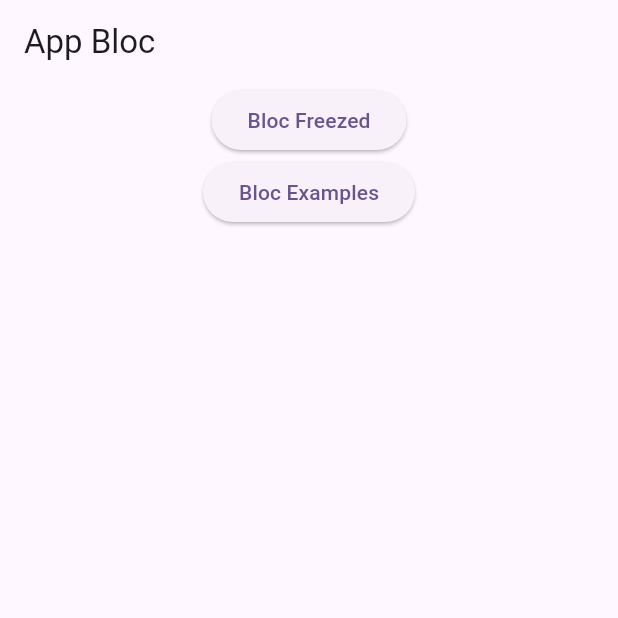
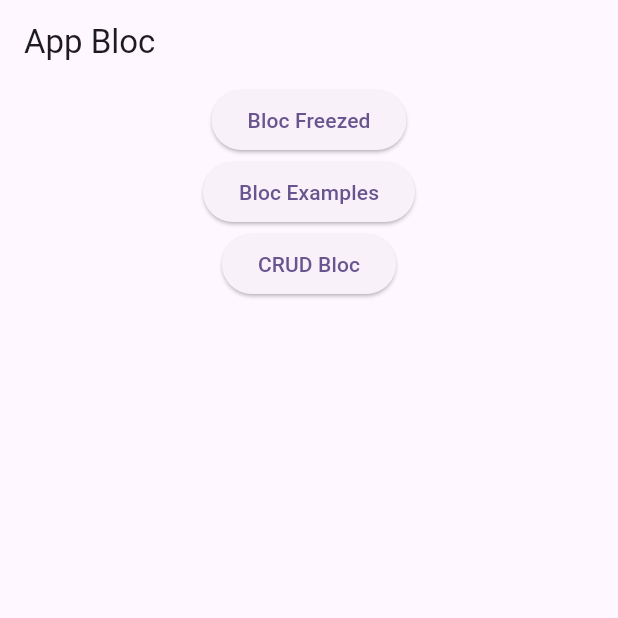
Before and after one commit to MarceloFigueira/bloc_examples, a Flutter app: the screen it shows after launch, on a phone screen of 412 x 824 dp, the top half of it. Run offline on Flutter 3.47's test engine with Material 2 defaults, Android fonts, the phone set to English and light mode, and no system bars; our stand-ins replace bloc, flutter_bloc, freezed_annotation.

```diff
--- a/lib/main.dart
+++ b/lib/main.dart
@@ -2,6 +2,7 @@ import 'package:bloc_examples/src/features/bloc_examples/bloc/example_bloc.dart'
 import 'package:bloc_examples/src/features/bloc_examples/bloc_examples.dart';
 import 'package:bloc_examples/src/features/bloc_examples/bloc_freezed/example_freezed_bloc.dart';
 import 'package:bloc_examples/src/features/bloc_examples/bloc_freezed_examples.dart';
+import 'package:bloc_examples/src/features/contacts/list/contacts_list_page.dart';
 import 'package:bloc_examples/src/home/home_page.dart';
 import 'package:flutter/material.dart';
 import 'package:flutter_bloc/flutter_bloc.dart';
@@ -32,7 +33,8 @@ class MyApp extends StatelessWidget {
               create: (context) => ExampleFreezedBloc()
                 ..add(const ExampleFreezedEvent.findNames()),
               child: const BlocFreezedExample(),
-            )
+            ),
+        '/contacts/list': (context) => const ContactListPage()
       },
     );
   }
--- a/lib/src/home/home_page.dart
+++ b/lib/src/home/home_page.dart
@@ -25,6 +25,13 @@ class HomePage extends StatelessWidget {
                   Navigator.of(context).pushNamed('/bloc/example');
                 }),
           ),
+          Center(
+            child: ElevatedButton(
+                child: const Text('CRUD Bloc'),
+                onPressed: () {
+                  Navigator.of(context).pushNamed('/contacts/list');
+                }),
+          ),
         ],
       ),
     );
```
Also changed, not shown: lib/src/features/contacts/list/contacts_list_page.dart (added, +10 -0 lines).
